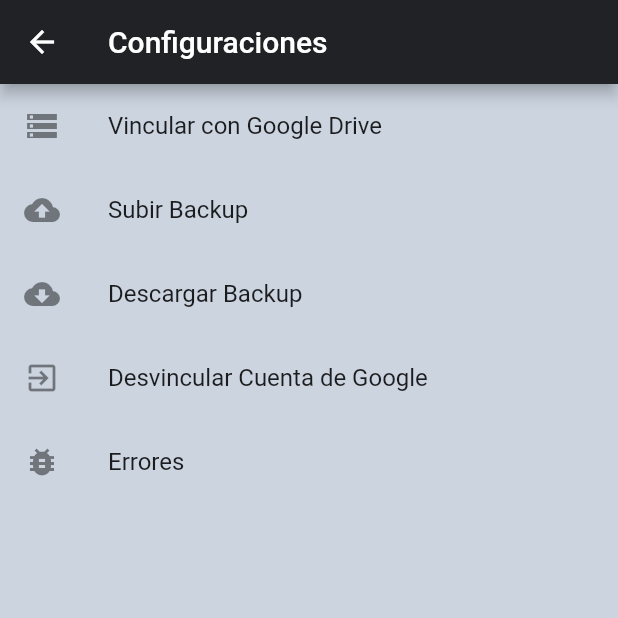
After one commit to demonpo/ClientManagerApp, a Flutter app: the ListSettings screen opened directly, after a tap on "Vincular con Google Drive", on a phone screen of 412 x 824 dp, the top half of it. The commit adds this screen. Run offline on Flutter 3.47's test engine with Material 2 defaults, Android fonts, the phone set to English and light mode, and no system bars; our stand-ins replace firebase_auth, flutter_form_builder, flutter_secure_storage, google_sign_in, image_picker, intl_phone_number_input and 2 more; missing offline and left inert: generic_bloc_provider, googleapis, passcode_screen; accounts and stored records are empty.

Commit message:
[ADD] Login with Google, upload and download backups, use Google Drive Api

```diff
--- a/client_manager_app/lib/Client/ui/widgets/client_list_item.dart
+++ b/client_manager_app/lib/Client/ui/widgets/client_list_item.dart
@@ -11,6 +11,7 @@ class ClientListItem extends StatelessWidget{
   ClientListItem({this.client, this.onLongPress, this.onTap});
   @override
   Widget build(BuildContext context) {
+
     final hasPhoto = client.photoPath == "" ? false : true;
     //final hasPhoto = client.photoPath == null ? false : true;
 
--- /dev/null
+++ b/client_manager_app/lib/Client/ui/widgets/list_settings.dart
@@ -0,0 +1,82 @@
+import 'package:flutter/material.dart';
+import 'package:clientmanagerapp/database/databaseUpload.dart';
+
+
+class ListSettings extends StatelessWidget {
+  DatabaseUpload databaseUpload= new DatabaseUpload();
+  @override
+  Widget build(BuildContext context) {
+    return Scaffold(
+        appBar: AppBar(
+          title: Text("Configuraciones"),
+        ),
+        body: ListView(
+          children: <Widget>[
+            ListTile(
+              leading: Icon(Icons.storage),
+              title: Text('Vincular con Google Drive'),
+                onTap: () {
+                  databaseUpload.loginGoogle();
+
+                }
+            ),
+            ListTile(
+              leading: Icon(Icons.cloud_upload),
+              title: Text('Subir Backup'),
+                onTap: () {
+                  databaseUpload.uploadFiles();
+                 showAlertDialog(context,"Backup Subido","Su base de datos se encuentra respaldada en Google Drive");
+                }
+            ),
+            ListTile(
+              leading: Icon(Icons.cloud_download),
+              title: Text('Descargar Backup'),
+                onTap: () {
+                  databaseUpload.downloadFiles();
+                  showAlertDialog(context,"Backup Descargado","Su base de datos se descargó con exito");
+                }
+            ),
+            ListTile(
+              leading: Icon(Icons.exit_to_app),
+              title: Text('Desvincular Cuenta de Google'),
+                onTap: () {
+                  databaseUpload.logoutGoogle();
+                  showAlertDialog(context,"Cuenta Desvinculada","Su cuenta de Google ya no se encuentra vinculada con la aplicación");
+                }
+            ),
+            ListTile(
+              leading: Icon(Icons.bug_report),
+              title: Text('Errores'),
+            ),
+          ],
+        )
+    );
+  }
+
+  showAlertDialog(BuildContext context,String title, String message) {
+
+    // set up the button
+    Widget okButton = FlatButton(
+      child: Text("OK"),
+      onPressed: () {Navigator.maybePop(context);},
+    );
+
+    // set up the AlertDialog
+    AlertDialog alert = AlertDialog(
+      title: Text(title),
+      content: Text(message),
+      actions: [
+        okButton,
+      ],
+    );
+
+    // show the dialog
+    showDialog(
+      context: context,
+      builder: (BuildContext context) {
+        return alert;
+      },
+    );
+  }
+
+}
--- a/client_manager_app/lib/database/databaseProvider.dart
+++ b/client_manager_app/lib/database/databaseProvider.dart
@@ -15,9 +15,9 @@ class DatabaseProvider {
   createDatabase() async {
     Directory documentsDirectory = await getApplicationDocumentsDirectory();
     //"ReactiveTodo.db is our database instance name
-    String path = join(documentsDirectory.path, "ReactiveClientManager2-1.db");
+    String path = "assets/db8ArmasPayment.db";
     var database = await openDatabase(path,
-        version: 2, onCreate: initDB, onUpgrade: onUpgrade);
+        version: 1, onCreate: initDB, onUpgrade: onUpgrade);
     return database;
   }
   //This is optional, and only used for changing DB schema migrations
@@ -40,4 +40,6 @@ class DatabaseProvider {
         "is_done INTEGER "
         ")");
   }
+
+
 }
--- /dev/null
+++ b/client_manager_app/lib/database/databaseUpload.dart
@@ -0,0 +1,170 @@
+
+import 'dart:io';
+import 'package:firebase_auth/firebase_auth.dart';
+import 'package:google_sign_in/google_sign_in.dart';
+import 'package:flutter_secure_storage/flutter_secure_storage.dart';
+import 'package:googleapis/drive/v3.dart' as ga;
+import 'package:http/http.dart' as http;
+import 'package:http/io_client.dart';
+import 'package:path_provider/path_provider.dart';
+import 'package:sqflite/sqflite.dart';
+
+class GoogleHttpClient extends IOClient {
+  Map<String, String> _headers;
+
+  GoogleHttpClient(this._headers) : super();
+
+  @override
+  Future<IOStreamedResponse> send(http.BaseRequest request) =>
+      super.send(request..headers.addAll(_headers));
+
+  @override
+  Future<http.Response> head(Object url, {Map<String, String> headers}) =>
+      super.head(url, headers: headers..addAll(_headers));
+}
+
+class DatabaseUpload {
+  final storage = new FlutterSecureStorage();
+  final FirebaseAuth _auth = FirebaseAuth.instance;
+  final GoogleSignIn googleSignIn =
+  GoogleSignIn(scopes: [ga.DriveApi.DriveFileScope]);
+  GoogleSignInAccount googleSignInAccount;
+  ga.FileList list;
+  var signedIn = false;
+
+  void loginGoogle(){
+    _loginWithGoogle();
+  }
+
+  void uploadFiles(){
+    _uploadFileToGoogleDrive();
+  }
+
+
+  void downloadFiles(){
+    _listGoogleDriveFiles();
+  }
+
+  void logoutGoogle(){
+    _logoutFromGoogle();
+  }
+
+  Future<void> _loginWithGoogle() async {
+
+    signedIn = await storage.read(key: "signedIn") == "true" ? true : false;
+    print("LOGIN:  ${signedIn}");
+    googleSignIn.onCurrentUserChanged
+        .listen((GoogleSignInAccount googleSignInAccount) async {
+      if (googleSignInAccount != null) {
+        _afterGoogleLogin(googleSignInAccount);
+      }
+    });
+    if (signedIn) {
+      try {
+        googleSignIn.signInSilently(suppressErrors: false).whenComplete(() => () {});
+      } catch (e) {
+        storage.write(key: "signedIn", value: "false").then((value) {
+            signedIn = false;
+        });
+      }
+    } else {
+      final GoogleSignInAccount googleSignInAccount =
+      await googleSignIn.signIn();
+      _afterGoogleLogin(googleSignInAccount);
+    }
+  }
+
+  Future<void> _afterGoogleLogin(GoogleSignInAccount gSA) async {
+    googleSignInAccount = gSA;
+    final GoogleSignInAuthentication googleSignInAuthentication =
+    await googleSignInAccount.authentication;
+
+    final AuthCredential credential = GoogleAuthProvider.getCredential(
+      accessToken: googleSignInAuthentication.accessToken,
+      idToken: googleSignInAuthentication.idToken,
+    );
+
+    final AuthResult authResult = await _auth.signInWithCredential(credential);
+    final FirebaseUser user = authResult.user;
+
+    assert(!user.isAnonymous);
+    assert(await user.getIdToken() != null);
+
+    final FirebaseUser currentUser = await _auth.currentUser();
+    assert(user.uid == currentUser.uid);
+
+    print('signInWithGoogle succeeded: $user');
+    storage.write(key: "signedIn", value: "true").then((value) {
+    signedIn = true;
+    });
+
+  }
+
+  void _logoutFromGoogle() async {
+    googleSignIn.signOut().then((value) {
+      print("User Sign Out");
+      storage.write(key: "signedIn", value: "false").then((value) {
+          signedIn = false;
+      });
+    });
+  }
+
+
+  _uploadFileToGoogleDrive() async {
+    var client = GoogleHttpClient(await googleSignInAccount.authHeaders);
+    var drive = ga.DriveApi(client);
+    print("Uploading file");
+    ga.File fileToUpload = ga.File();
+    File file = await _localFile;
+    fileToUpload.parents = ["appDataFolder"];
+    fileToUpload.name = "db8ArmasPayment.db";
+    var response = await drive.files.create(
+      fileToUpload,
+      uploadMedia: ga.Media(file.openRead(), file.lengthSync()),
+    );
+    print("Result ${response.toJson()}");
+
+  }
+
+  Future<File> get _localFile async {
+    String databasePath = await getDatabasesPath();
+    return File('$databasePath/assets/db8ArmasPayment.db');
+  }
+
+  Future<void> _downloadGoogleDriveFile(String fName, String gdID) async {
+    var client = GoogleHttpClient(await googleSignInAccount.authHeaders);
+    var drive = ga.DriveApi(client);
+    ga.Media file = await drive.files
+        .get(gdID, downloadOptions: ga.DownloadOptions.FullMedia);
+    print(file.stream);
+
+    final directory = await getExternalStorageDirectory();
+    print(directory.path);
+    final saveFile = File('${directory.path}/$fName');
+    List<int> dataStore = [];
+    file.stream.listen((data) {
+      print("DataReceived: ${data.length}");
+      dataStore.insertAll(dataStore.length, data);
+    }, onDone: () {
+      print("Task Done");
+      saveFile.writeAsBytes(dataStore);
+      print("File saved at ${saveFile.path}");
+    }, onError: (error) {
+      print("Some Error");
+    });
+  }
+
+  Future<void> _listGoogleDriveFiles() async {
+    var client = GoogleHttpClient(await googleSignInAccount.authHeaders);
+    var drive = ga.DriveApi(client);
+
+    drive.files.list(spaces: 'appDataFolder').then((value) {
+        list = value;
+      for (var i = 0; i < list.files.length; i++) {
+        print("Id: ${list.files[i].id} File Name:${list.files[i].name}");
+        _downloadGoogleDriveFile(list.files[i].name, list.files[i].id);
+      }
+    });
+  }
+
+}
--- a/client_manager_app/pubspec.yaml
+++ b/client_manager_app/pubspec.yaml
@@ -34,6 +34,12 @@ dependencies:
   sqflite: ^1.3.0
   path_provider: ^1.6.11
   generic_bloc_provider: ^1.0.9
+  firebase_auth: ^0.15.2
+  google_sign_in: ^4.1.0
+  flutter_secure_storage: ^3.3.1+1
+  googleapis: ^0.54.0
+  googleapis_auth: ^0.2.11
+  file_picker: ^1.3.8
 
 
   # The following adds the Cupertino Icons font to your application.
```
Also changed, not shown: client_manager_app/lib/client_manager_main_screen.dart (+7 -5 lines), client_manager_app/lib/main.dart (+3 -18 lines), client_manager_app/pubspec.lock, 4 other files.
